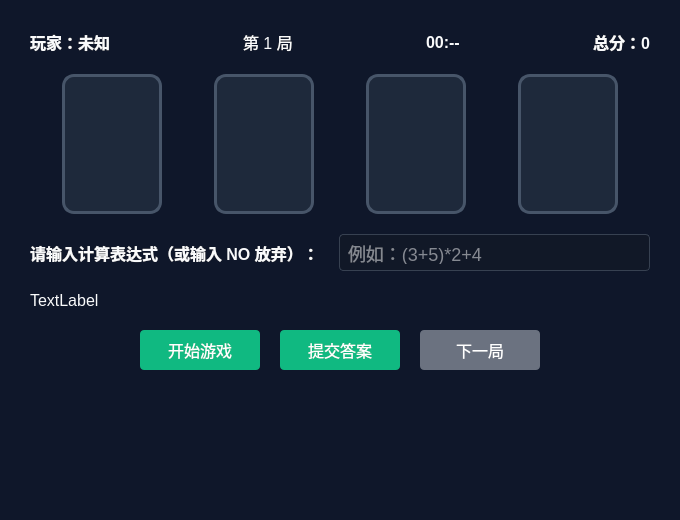
YinHY94/the_24_game, file gamewidget.ui: the form before one commit.
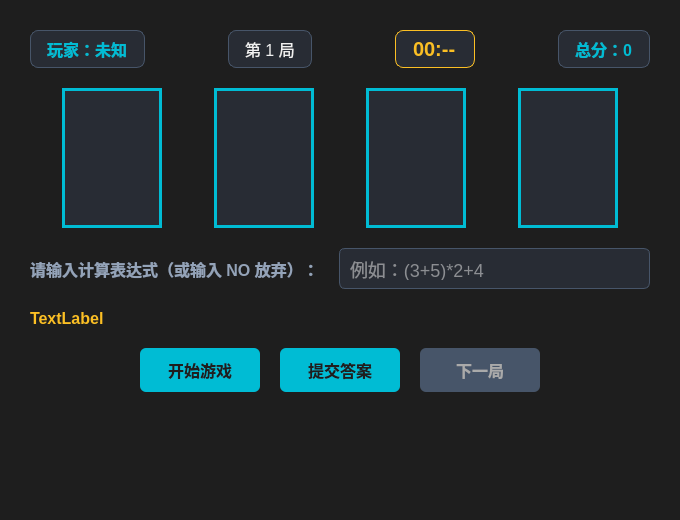
The form after the commit.

Diff of the .ui file:
```diff
--- a/gamewidget.ui
+++ b/gamewidget.ui
@@ -15,25 +15,44 @@
   </property>
   <property name="styleSheet">
    <string notr="true">
-QWidget { background-color: #0f172a; color: #f9fafb; }
-QLabel  { font-size: 16px; }
+/* *************** 全局设置 *************** */
+QWidget { 
+    background-color: #1E1E1E; /* 主背景色 */
+    color: #F0F0F0; /* 默认文字颜色 */
+}
+QLabel { 
+    font-size: 16px; 
+}
+QLineEdit {
+    background-color: #282C34; /* 深色输入框背景 */
+    border: 1px solid #475569; /* 柔和边框 */
+    padding: 8px; /* 增加内边距 */
+    border-radius: 6px;
+    font-size: 18px;
+    color: #F0F0F0;
+}
+
+/* *************** 强调按钮样式 *************** */
 QPushButton {
-    background-color: #10b981;
-    color: white;
-    padding: 8px 16px;
-    border-radius: 4px;
+    background-color: #00BCD4; /* 强调色: 科技青色 */
+    color: #1E1E1E; /* 黑色字体，高对比度 */
+    padding: 10px 20px;
+    border-radius: 6px;
     border: none;
     font-size: 16px;
+    font-weight: bold;
 }
-QPushButton:disabled { background-color: #6b7280; }
-QPushButton:hover:!disabled { background-color: #059669; }
-QLineEdit {
-    background-color: #111827;
-    border: 1px solid #374151;
-    padding: 6px;
-    border-radius: 4px;
-    font-size: 18px;
+QPushButton:disabled { 
+    background-color: #475569; /* 禁用时的深灰色 */
+    color: #AAAAAA;
 }
+QPushButton:hover:!disabled { 
+    background-color: #00E5FF; /* 悬停时略微提亮 */
+}
+QPushButton:pressed:!disabled {
+    background-color: #00A6B8; /* 按下时的深青色 */
+}
+
    </string>
   </property>
   <layout class="QVBoxLayout" name="mainLayout">
@@ -53,6 +72,15 @@
          <bold>true</bold>
         </font>
        </property>
+       <property name="styleSheet">
+        <string notr="true">
+         background-color: #282C34; /* 深色卡片背景 */
+         color: #00BCD4; /* 强调色 */
+         padding: 6px 12px;
+         border-radius: 8px;
+         border: 1px solid #475569; /* 柔和边框 */
+        </string>
+       </property>
        <property name="text">
         <string>玩家：未知</string>
        </property>
@@ -73,6 +101,15 @@
      </item>
      <item>
       <widget class="QLabel" name="m_roundLabel">
+       <property name="styleSheet">
+        <string notr="true">
+         background-color: #282C34; 
+         color: #F0F0F0; /* 白色文字 */
+         padding: 6px 12px;
+         border-radius: 8px;
+         border: 1px solid #475569; 
+        </string>
+       </property>
        <property name="text">
         <string>第 1 局</string>
        </property>
@@ -99,6 +136,16 @@
          <bold>true</bold>
         </font>
        </property>
+       <property name="styleSheet">
+        <string notr="true">
+         background-color: #282C34; 
+         color: #FBBF24; /* 计时器橙色 */
+         padding: 6px 12px;
+         border-radius: 8px;
+         border: 1px solid #FBBF24; /* 橙色边框强调 */
+         font-size: 20px;
+        </string>
+       </property>
        <property name="text">
         <string>00:--</string>
        </property>
@@ -125,6 +172,15 @@
          <bold>true</bold>
         </font>
        </property>
+       <property name="styleSheet">
+        <string notr="true">
+         background-color: #282C34; 
+         color: #00BCD4; /* 强调色 */
+         padding: 6px 12px;
+         border-radius: 8px;
+         border: 1px solid #475569; 
+        </string>
+       </property>
        <property name="text">
         <string>总分：0</string>
        </property>
@@ -152,7 +208,13 @@
         </size>
        </property>
        <property name="styleSheet">
-        <string notr="true">background-color: #1e293b; border: 3px solid #475569; border-radius: 12px;</string>
+        <string notr="true">
+         background-color: #282C34; 
+         border: 3px solid #00BCD4; 
+         border-radius: 0px; /* 直角 */
+         font-size: 36px; 
+         color: #F0F0F0; 
+        </string>
        </property>
        <property name="text">
         <string/>
@@ -180,7 +242,13 @@
         </size>
        </property>
        <property name="styleSheet">
-        <string notr="true">background-color: #1e293b; border: 3px solid #475569; border-radius: 12px;</string>
+        <string notr="true">
+         background-color: #282C34; 
+         border: 3px solid #00BCD4; 
+         border-radius: 0px; 
+         font-size: 36px; 
+         color: #F0F0F0; 
+        </string>
        </property>
        <property name="text">
         <string/>
@@ -208,7 +276,13 @@
         </size>
        </property>
        <property name="styleSheet">
-        <string notr="true">background-color: #1e293b; border: 3px solid #475569; border-radius: 12px;</string>
+        <string notr="true">
+         background-color: #282C34; 
+         border: 3px solid #00BCD4; 
+         border-radius: 0px; 
+         font-size: 36px; 
+         color: #F0F0F0; 
+        </string>
        </property>
        <property name="text">
         <string/>
@@ -236,7 +310,13 @@
         </size>
        </property>
        <property name="styleSheet">
-        <string notr="true">background-color: #1e293b; border: 3px solid #475569; border-radius: 12px;</string>
+        <string notr="true">
+         background-color: #282C34; 
+         border: 3px solid #00BCD4; 
+         border-radius: 0px; 
+         font-size: 36px; 
+         color: #F0F0F0; 
+        </string>
        </property>
        <property name="text">
         <string/>
@@ -261,6 +341,9 @@
          <bold>true</bold>
         </font>
        </property>
+       <property name="styleSheet">
+        <string notr="true">color: #94A3B8;</string>
+       </property>
        <property name="text">
         <string>请输入计算表达式（或输入 NO 放弃）：</string>
        </property>
@@ -279,6 +362,9 @@
     <layout class="QHBoxLayout" name="horizontalLayout">
      <item>
       <widget class="QLabel" name="m_messageLabel">
+       <property name="styleSheet">
+        <string notr="true">color: #FBBF24; font-weight: bold;</string>
+       </property>
        <property name="text">
         <string>TextLabel</string>
        </property>
```
